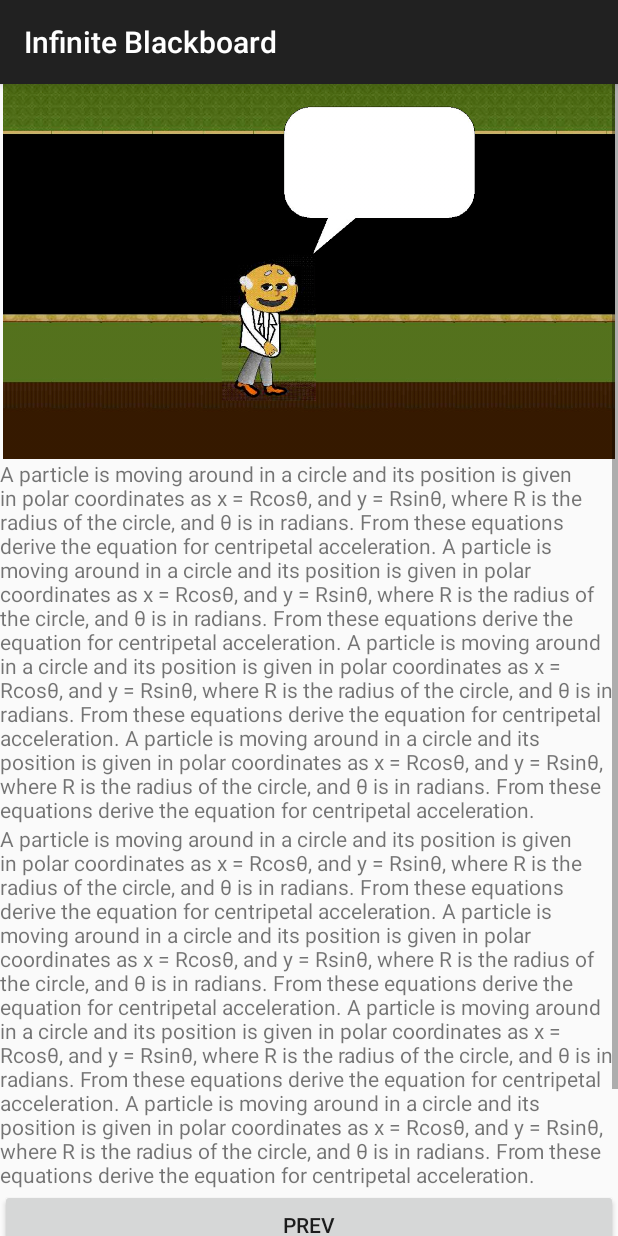
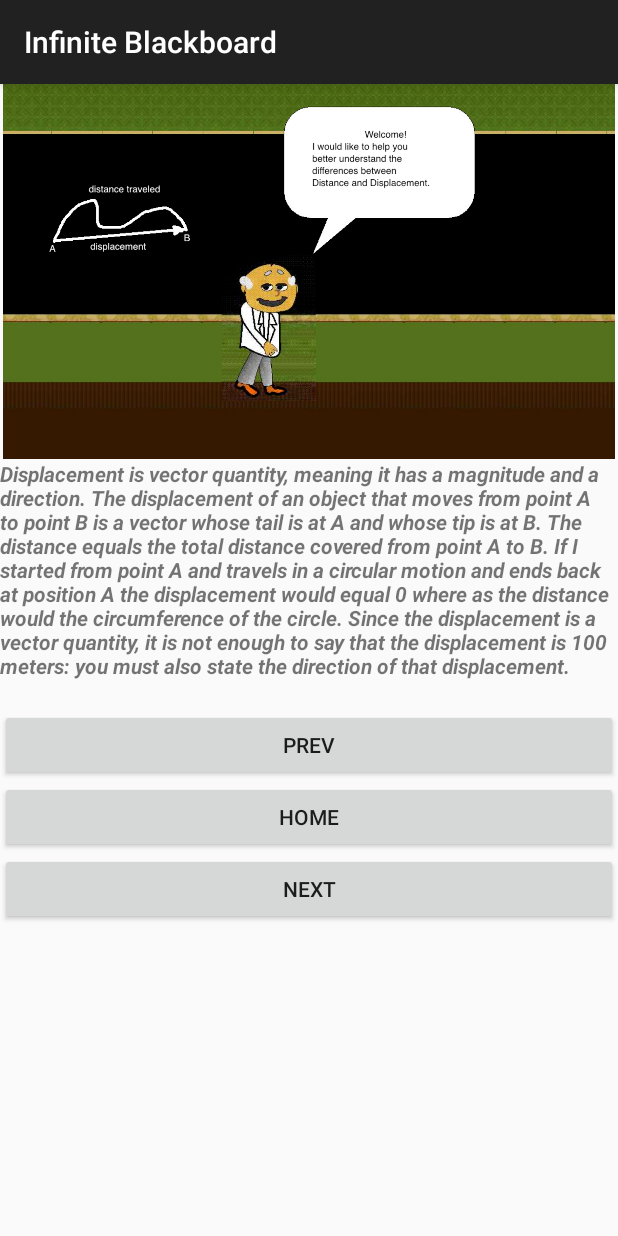
Before and after one commit to skmathew/Infinite-Blackboard, an Android app: the DisplacementActivity screen opened directly, with no data from a screen before it, on a phone screen of 412 x 824 dp. Run offline under Robolectric (Android 15) with nearby library versions, the phone set to English and light mode, and no system bars.

Commit message:
addiion to displacement activity and edited home page

```diff
--- a/app/src/main/res/layout/activity_displacement.xml
+++ b/app/src/main/res/layout/activity_displacement.xml
@@ -22,14 +22,13 @@
             android:layout_width="fill_parent"
             android:layout_height="wrap_content"
 
-            android:text="@string/question"
-            />
+            android:text="@string/displacement"
+            android:textStyle="bold|italic" />
         <TextView
 
             android:layout_width="fill_parent"
             android:layout_height="wrap_content"
 
-            android:text="@string/question"
             />
 
 
--- a/app/src/main/res/values/strings.xml
+++ b/app/src/main/res/values/strings.xml
@@ -22,10 +22,15 @@
     <string
         name="question"
         >A particle is moving around in a circle and its position is given in polar coordinates as x = Rcosθ, and y = Rsinθ, where R is the radius of the circle, and θ is in radians. From these equations derive the equation for centripetal acceleration.
-    A particle is moving around in a circle and its position is given in polar coordinates as x = Rcosθ, and y = Rsinθ, where R is the radius of the circle, and θ is in radians. From these equations derive the equation for centripetal acceleration.
-        A particle is moving around in a circle and its position is given in polar coordinates as x = Rcosθ, and y = Rsinθ, where R is the radius of the circle, and θ is in radians. From these equations derive the equation for centripetal acceleration.
-        A particle is moving around in a circle and its position is given in polar coordinates as x = Rcosθ, and y = Rsinθ, where R is the radius of the circle, and θ is in radians. From these equations derive the equation for centripetal acceleration.
-
     </string>
 
+
+        <string name="displacement"
+        > Displacement is vector quantity, meaning it has a magnitude and a direction.
+        The displacement of an object that moves from point A to point B is a vector whose tail is
+        at A and whose tip is at B. The distance equals the total distance covered from point A to B. If I started from         point A and travels in a circular motion and ends back at position A the displacement would equal 0 where as the        distance would the circumference of the circle.  Since the displacement is a vector quantity, it is not enough          to say that the displacement is 100 meters: you must also state the direction of that displacement.
+
+        </string>
+
+
 </resources>
```
Also changed, not shown: app/src/main/res/drawable-hdpi/ic_launcher.jpg (added), app/src/main/res/drawable-hdpi/ic_launchera.png (renamed from app/src/main/res/drawable-hdpi/ic_launcher.png), app/src/main/res/drawable/a.png, app/src/main/res/drawable/aa.png (added).
